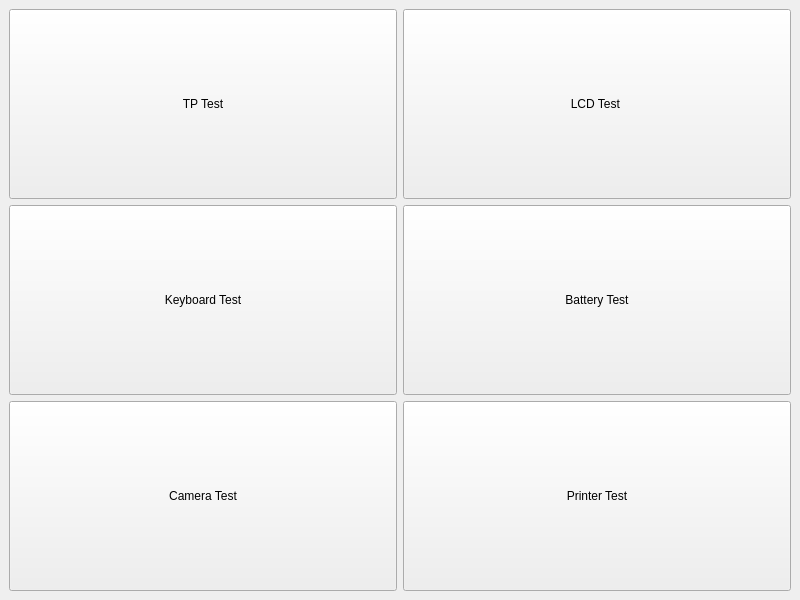
The window that mainwindow.ui (qy-tech/QFactoryTest) describes before a commit, drawn with Qt 5.
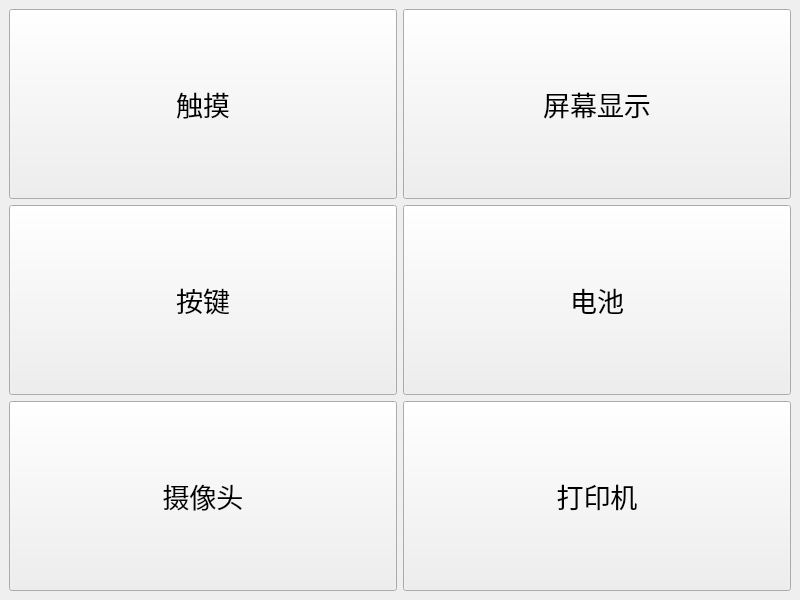
The same window after the commit.

Patch:
```diff
--- a/mainwindow.ui
+++ b/mainwindow.ui
@@ -23,8 +23,13 @@
         <verstretch>0</verstretch>
        </sizepolicy>
       </property>
+      <property name="font">
+       <font>
+        <pointsize>20</pointsize>
+       </font>
+      </property>
       <property name="text">
-       <string>Printer Test</string>
+       <string>打印机</string>
       </property>
      </widget>
     </item>
@@ -36,8 +41,13 @@
         <verstretch>0</verstretch>
        </sizepolicy>
       </property>
+      <property name="font">
+       <font>
+        <pointsize>20</pointsize>
+       </font>
+      </property>
       <property name="text">
-       <string>TP Test</string>
+       <string>触摸</string>
       </property>
      </widget>
     </item>
@@ -49,8 +59,13 @@
         <verstretch>0</verstretch>
        </sizepolicy>
       </property>
+      <property name="font">
+       <font>
+        <pointsize>20</pointsize>
+       </font>
+      </property>
       <property name="text">
-       <string>LCD Test </string>
+       <string>屏幕显示</string>
       </property>
      </widget>
     </item>
@@ -62,8 +77,13 @@
         <verstretch>0</verstretch>
        </sizepolicy>
       </property>
+      <property name="font">
+       <font>
+        <pointsize>20</pointsize>
+       </font>
+      </property>
       <property name="text">
-       <string>Camera Test</string>
+       <string>摄像头</string>
       </property>
      </widget>
     </item>
@@ -75,8 +95,13 @@
         <verstretch>0</verstretch>
        </sizepolicy>
       </property>
+      <property name="font">
+       <font>
+        <pointsize>20</pointsize>
+       </font>
+      </property>
       <property name="text">
-       <string>Keyboard Test</string>
+       <string>按键</string>
       </property>
      </widget>
     </item>
@@ -88,8 +113,13 @@
         <verstretch>0</verstretch>
        </sizepolicy>
       </property>
+      <property name="font">
+       <font>
+        <pointsize>20</pointsize>
+       </font>
+      </property>
       <property name="text">
-       <string>Battery Test</string>
+       <string>电池</string>
       </property>
      </widget>
     </item>
```
